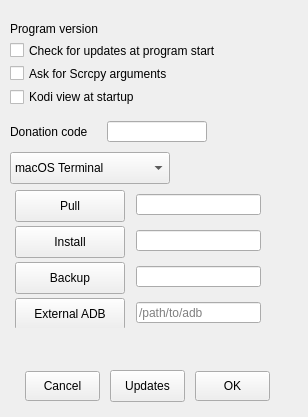
Qt form adbprefdialog.ui (Eliminater74/adblink) before a commit.
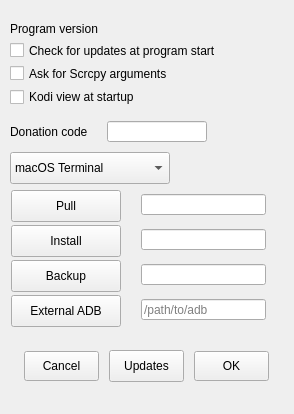
The same form after that commit.

```diff
--- a/adbprefdialog.ui
+++ b/adbprefdialog.ui
@@ -6,8 +6,8 @@
    <rect>
     <x>0</x>
     <y>0</y>
-    <width>308</width>
-    <height>417</height>
+    <width>294</width>
+    <height>414</height>
    </rect>
   </property>
   <property name="windowTitle">
@@ -110,201 +110,7 @@
     </property>
    </item>
   </widget>
-  <widget class="QWidget" name="">
-   <property name="geometry">
-    <rect>
-     <x>10</x>
-     <y>190</y>
-     <width>257</width>
-     <height>138</height>
-    </rect>
-   </property>
-   <layout class="QGridLayout" name="gridLayout">
-    <item row="0" column="0">
-     <widget class="QPushButton" name="downloadButton">
-      <property name="minimumSize">
-       <size>
-        <width>110</width>
-        <height>32</height>
-       </size>
-      </property>
-      <property name="maximumSize">
-       <size>
-        <width>110</width>
-        <height>32</height>
-       </size>
-      </property>
-      <property name="toolTip">
-       <string>&lt;html&gt;&lt;head/&gt;&lt;body&gt;&lt;p&gt;Default folder for pulled files&lt;/p&gt;&lt;/body&gt;&lt;/html&gt;</string>
-      </property>
-      <property name="text">
-       <string>Pull</string>
-      </property>
-      <property name="autoDefault">
-       <bool>false</bool>
-      </property>
-     </widget>
-    </item>
-    <item row="0" column="1">
-     <widget class="QLineEdit" name="dfilepath">
-      <property name="minimumSize">
-       <size>
-        <width>125</width>
-        <height>21</height>
-       </size>
-      </property>
-      <property name="maximumSize">
-       <size>
-        <width>125</width>
-        <height>21</height>
-       </size>
-      </property>
-      <property name="toolTip">
-       <string>&lt;html&gt;&lt;head/&gt;&lt;body&gt;&lt;p&gt;Default location for pulled files. This can be overridden via the device record.&lt;/p&gt;&lt;/body&gt;&lt;/html&gt;</string>
-      </property>
-     </widget>
-    </item>
-    <item row="1" column="0">
-     <widget class="QPushButton" name="installButton">
-      <property name="minimumSize">
-       <size>
-        <width>110</width>
-        <height>32</height>
-       </size>
-      </property>
-      <property name="maximumSize">
-       <size>
-        <width>110</width>
-        <height>32</height>
-       </size>
-      </property>
-      <property name="toolTip">
-       <string>&lt;html&gt;&lt;head/&gt;&lt;body&gt;&lt;p&gt;Default folder for APK files&lt;/p&gt;&lt;/body&gt;&lt;/html&gt;</string>
-      </property>
-      <property name="text">
-       <string>Install</string>
-      </property>
-      <property name="autoDefault">
-       <bool>false</bool>
-      </property>
-     </widget>
-    </item>
-    <item row="1" column="1">
-     <widget class="QLineEdit" name="ifilepath">
-      <property name="minimumSize">
-       <size>
-        <width>125</width>
-        <height>21</height>
-       </size>
-      </property>
-      <property name="maximumSize">
-       <size>
-        <width>125</width>
-        <height>21</height>
-       </size>
-      </property>
-      <property name="toolTip">
-       <string>&lt;html&gt;&lt;head/&gt;&lt;body&gt;&lt;p&gt;Default location for APK files&lt;/p&gt;&lt;/body&gt;&lt;/html&gt;</string>
-      </property>
-     </widget>
-    </item>
-    <item row="2" column="0">
-     <widget class="QPushButton" name="backupButton">
-      <property name="minimumSize">
-       <size>
-        <width>110</width>
-        <height>32</height>
-       </size>
-      </property>
-      <property name="maximumSize">
-       <size>
-        <width>110</width>
-        <height>32</height>
-       </size>
-      </property>
-      <property name="toolTip">
-       <string>&lt;html&gt;&lt;head/&gt;&lt;body&gt;&lt;p&gt;Default folder for backup sets&lt;/p&gt;&lt;/body&gt;&lt;/html&gt;</string>
-      </property>
-      <property name="text">
-       <string>Backup</string>
-      </property>
-      <property name="autoDefault">
-       <bool>false</bool>
-      </property>
-     </widget>
-    </item>
-    <item row="2" column="1">
-     <widget class="QLineEdit" name="bfilepath">
-      <property name="minimumSize">
-       <size>
-        <width>125</width>
-        <height>21</height>
-       </size>
-      </property>
-      <property name="maximumSize">
-       <size>
-        <width>125</width>
-        <height>21</height>
-       </size>
-      </property>
-      <property name="toolTip">
-       <string>&lt;html&gt;&lt;head/&gt;&lt;body&gt;&lt;p&gt;Default location for backups&lt;/p&gt;&lt;/body&gt;&lt;/html&gt;</string>
-      </property>
-     </widget>
-    </item>
-    <item row="3" column="0">
-     <widget class="QPushButton" name="adbButton">
-      <property name="minimumSize">
-       <size>
-        <width>110</width>
-        <height>32</height>
-       </size>
-      </property>
-      <property name="maximumSize">
-       <size>
-        <width>110</width>
-        <height>32</height>
-       </size>
-      </property>
-      <property name="toolTip">
-       <string>&lt;html&gt;&lt;head/&gt;&lt;body&gt;&lt;p&gt;Custom ADB. Leave this field blank to use adblink's included adb&lt;/p&gt;&lt;/body&gt;&lt;/html&gt;</string>
-      </property>
-      <property name="text">
-       <string>External ADB</string>
-      </property>
-      <property name="autoDefault">
-       <bool>false</bool>
-      </property>
-     </widget>
-    </item>
-    <item row="3" column="1">
-     <widget class="QLineEdit" name="localadb">
-      <property name="minimumSize">
-       <size>
-        <width>125</width>
-        <height>21</height>
-       </size>
-      </property>
-      <property name="maximumSize">
-       <size>
-        <width>125</width>
-        <height>21</height>
-       </size>
-      </property>
-      <property name="toolTip">
-       <string>&lt;html&gt;&lt;head/&gt;&lt;body&gt;&lt;p&gt;Custom ADB. Leave this field blank to use adblink's included adb&lt;/p&gt;&lt;/body&gt;&lt;/html&gt;</string>
-      </property>
-      <property name="text">
-       <string/>
-      </property>
-      <property name="placeholderText">
-       <string>/path/to/adb</string>
-      </property>
-     </widget>
-    </item>
-   </layout>
-  </widget>
-  <widget class="QWidget" name="">
+  <widget class="QWidget" name="layoutWidget">
    <property name="geometry">
     <rect>
      <x>10</x>
@@ -342,7 +148,7 @@
     </item>
    </layout>
   </widget>
-  <widget class="QWidget" name="">
+  <widget class="QWidget" name="layoutWidget">
    <property name="geometry">
     <rect>
      <x>10</x>
@@ -414,11 +220,11 @@
     </property>
    </item>
   </widget>
-  <widget class="QWidget" name="">
+  <widget class="QWidget" name="layoutWidget">
    <property name="geometry">
     <rect>
-     <x>21</x>
-     <y>370</y>
+     <x>20</x>
+     <y>350</y>
      <width>255</width>
      <height>32</height>
     </rect>
@@ -492,6 +298,236 @@
     </item>
    </layout>
   </widget>
+  <widget class="QPushButton" name="installButton">
+   <property name="geometry">
+    <rect>
+     <x>11</x>
+     <y>225</y>
+     <width>110</width>
+     <height>32</height>
+    </rect>
+   </property>
+   <property name="minimumSize">
+    <size>
+     <width>110</width>
+     <height>32</height>
+    </size>
+   </property>
+   <property name="maximumSize">
+    <size>
+     <width>110</width>
+     <height>32</height>
+    </size>
+   </property>
+   <property name="toolTip">
+    <string>&lt;html&gt;&lt;head/&gt;&lt;body&gt;&lt;p&gt;Default folder for APK files&lt;/p&gt;&lt;/body&gt;&lt;/html&gt;</string>
+   </property>
+   <property name="text">
+    <string>Install</string>
+   </property>
+   <property name="autoDefault">
+    <bool>false</bool>
+   </property>
+  </widget>
+  <widget class="QLineEdit" name="dfilepath">
+   <property name="geometry">
+    <rect>
+     <x>141</x>
+     <y>194</y>
+     <width>125</width>
+     <height>21</height>
+    </rect>
+   </property>
+   <property name="minimumSize">
+    <size>
+     <width>125</width>
+     <height>21</height>
+    </size>
+   </property>
+   <property name="maximumSize">
+    <size>
+     <width>125</width>
+     <height>21</height>
+    </size>
+   </property>
+   <property name="toolTip">
+    <string>&lt;html&gt;&lt;head/&gt;&lt;body&gt;&lt;p&gt;Default location for pulled files. This can be overridden via the device record.&lt;/p&gt;&lt;/body&gt;&lt;/html&gt;</string>
+   </property>
+  </widget>
+  <widget class="QPushButton" name="downloadButton">
+   <property name="geometry">
+    <rect>
+     <x>11</x>
+     <y>190</y>
+     <width>110</width>
+     <height>32</height>
+    </rect>
+   </property>
+   <property name="minimumSize">
+    <size>
+     <width>110</width>
+     <height>32</height>
+    </size>
+   </property>
+   <property name="maximumSize">
+    <size>
+     <width>110</width>
+     <height>32</height>
+    </size>
+   </property>
+   <property name="toolTip">
+    <string>&lt;html&gt;&lt;head/&gt;&lt;body&gt;&lt;p&gt;Default folder for pulled files&lt;/p&gt;&lt;/body&gt;&lt;/html&gt;</string>
+   </property>
+   <property name="text">
+    <string>Pull</string>
+   </property>
+   <property name="autoDefault">
+    <bool>false</bool>
+   </property>
+  </widget>
+  <widget class="QLineEdit" name="ifilepath">
+   <property name="geometry">
+    <rect>
+     <x>141</x>
+     <y>229</y>
+     <width>125</width>
+     <height>21</height>
+    </rect>
+   </property>
+   <property name="minimumSize">
+    <size>
+     <width>125</width>
+     <height>21</height>
+    </size>
+   </property>
+   <property name="maximumSize">
+    <size>
+     <width>125</width>
+     <height>21</height>
+    </size>
+   </property>
+   <property name="toolTip">
+    <string>&lt;html&gt;&lt;head/&gt;&lt;body&gt;&lt;p&gt;Default location for APK files&lt;/p&gt;&lt;/body&gt;&lt;/html&gt;</string>
+   </property>
+  </widget>
+  <widget class="QPushButton" name="backupButton">
+   <property name="geometry">
+    <rect>
+     <x>11</x>
+     <y>260</y>
+     <width>110</width>
+     <height>32</height>
+    </rect>
+   </property>
+   <property name="minimumSize">
+    <size>
+     <width>110</width>
+     <height>32</height>
+    </size>
+   </property>
+   <property name="maximumSize">
+    <size>
+     <width>110</width>
+     <height>32</height>
+    </size>
+   </property>
+   <property name="toolTip">
+    <string>&lt;html&gt;&lt;head/&gt;&lt;body&gt;&lt;p&gt;Default folder for backup sets&lt;/p&gt;&lt;/body&gt;&lt;/html&gt;</string>
+   </property>
+   <property name="text">
+    <string>Backup</string>
+   </property>
+   <property name="autoDefault">
+    <bool>false</bool>
+   </property>
+  </widget>
+  <widget class="QLineEdit" name="bfilepath">
+   <property name="geometry">
+    <rect>
+     <x>141</x>
+     <y>264</y>
+     <width>125</width>
+     <height>21</height>
+    </rect>
+   </property>
+   <property name="minimumSize">
+    <size>
+     <width>125</width>
+     <height>21</height>
+    </size>
+   </property>
+   <property name="maximumSize">
+    <size>
+     <width>125</width>
+     <height>21</height>
+    </size>
+   </property>
+   <property name="toolTip">
+    <string>&lt;html&gt;&lt;head/&gt;&lt;body&gt;&lt;p&gt;Default location for backups&lt;/p&gt;&lt;/body&gt;&lt;/html&gt;</string>
+   </property>
+  </widget>
+  <widget class="QPushButton" name="adbButton">
+   <property name="geometry">
+    <rect>
+     <x>11</x>
+     <y>295</y>
+     <width>110</width>
+     <height>32</height>
+    </rect>
+   </property>
+   <property name="minimumSize">
+    <size>
+     <width>110</width>
+     <height>32</height>
+    </size>
+   </property>
+   <property name="maximumSize">
+    <size>
+     <width>110</width>
+     <height>32</height>
+    </size>
+   </property>
+   <property name="toolTip">
+    <string>&lt;html&gt;&lt;head/&gt;&lt;body&gt;&lt;p&gt;Custom ADB. Leave this field blank to use adblink's included adb&lt;/p&gt;&lt;/body&gt;&lt;/html&gt;</string>
+   </property>
+   <property name="text">
+    <string>External ADB</string>
+   </property>
+   <property name="autoDefault">
+    <bool>false</bool>
+   </property>
+  </widget>
+  <widget class="QLineEdit" name="localadb">
+   <property name="geometry">
+    <rect>
+     <x>141</x>
+     <y>299</y>
+     <width>125</width>
+     <height>21</height>
+    </rect>
+   </property>
+   <property name="minimumSize">
+    <size>
+     <width>125</width>
+     <height>21</height>
+    </size>
+   </property>
+   <property name="maximumSize">
+    <size>
+     <width>125</width>
+     <height>21</height>
+    </size>
+   </property>
+   <property name="toolTip">
+    <string>&lt;html&gt;&lt;head/&gt;&lt;body&gt;&lt;p&gt;Custom ADB. Leave this field blank to use adblink's included adb&lt;/p&gt;&lt;/body&gt;&lt;/html&gt;</string>
+   </property>
+   <property name="text">
+    <string/>
+   </property>
+   <property name="placeholderText">
+    <string>/path/to/adb</string>
+   </property>
+  </widget>
  </widget>
  <resources/>
  <connections>
```
